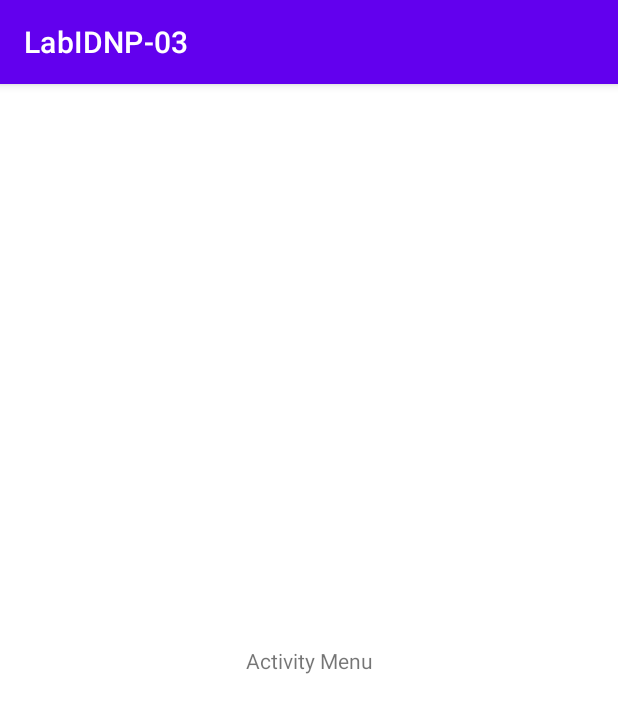
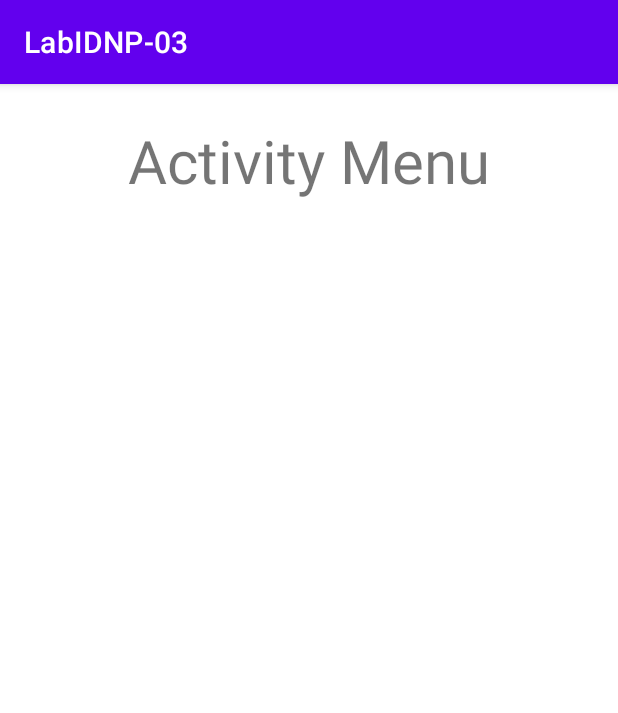
Before and after one commit to esuarezlo/LabIDNP-03, an Android app: the MenuActivity screen opened directly, with no data from a screen before it, on a phone screen of 412 x 824 dp. Shown: the top 713 px of the screen. Run offline under Robolectric (Android 15) with nearby library versions, the phone set to English and light mode, and no system bars.

Commit message:
update 2

```diff
--- a/app/src/main/res/layout/activity_menu.xml
+++ b/app/src/main/res/layout/activity_menu.xml
@@ -10,10 +10,9 @@
         android:id="@+id/textView"
         android:layout_width="wrap_content"
         android:layout_height="wrap_content"
-        android:layout_marginTop="356dp"
-        android:layout_marginBottom="356dp"
+        android:layout_marginTop="24dp"
         android:text="Activity Menu"
-        app:layout_constraintBottom_toBottomOf="parent"
+        android:textSize="40sp"
         app:layout_constraintEnd_toEndOf="parent"
         app:layout_constraintStart_toStartOf="parent"
         app:layout_constraintTop_toTopOf="parent" />
```
